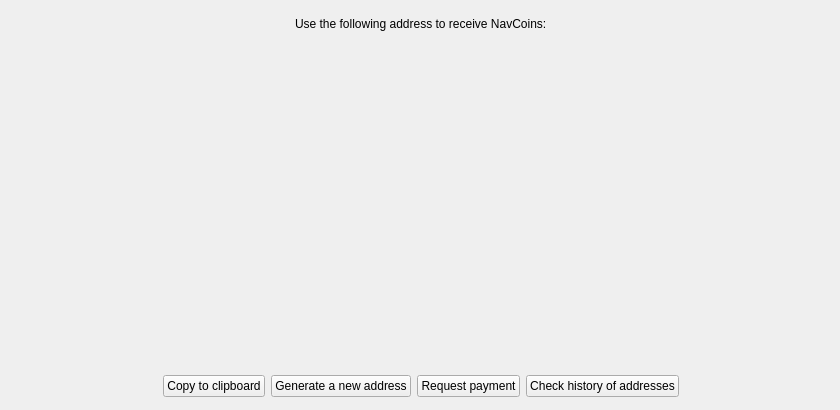
Old version of the form src/qt/getaddresstoreceive.ui in the repository navcoin/navcoin-core.
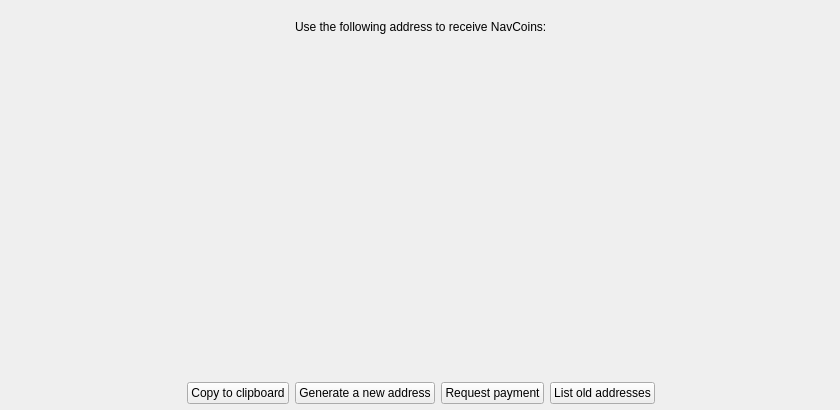
New version of the form. Custom widgets are drawn as their Qt base class.

Commit message: Receive coins dialog

Patch:
```diff
--- a/src/qt/getaddresstoreceive.ui
+++ b/src/qt/getaddresstoreceive.ui
@@ -19,7 +19,7 @@
      <x>10</x>
      <y>10</y>
      <width>821</width>
-     <height>391</height>
+     <height>401</height>
     </rect>
    </property>
    <layout class="QVBoxLayout" name="verticalLayout">
@@ -28,6 +28,9 @@
       <property name="orientation">
        <enum>Qt::Vertical</enum>
       </property>
+      <property name="sizeType">
+       <enum>QSizePolicy::Maximum</enum>
+      </property>
       <property name="sizeHint" stdset="0">
        <size>
         <width>20</width>
@@ -233,7 +236,7 @@
       <item>
        <widget class="QPushButton" name="addressHistoryButton">
         <property name="text">
-         <string>Check history of addresses</string>
+         <string>List old addresses</string>
         </property>
        </widget>
       </item>
```
Left out of the diff: 2 changed lines with no effect on the pictures. The commit also changes 5 other files.
